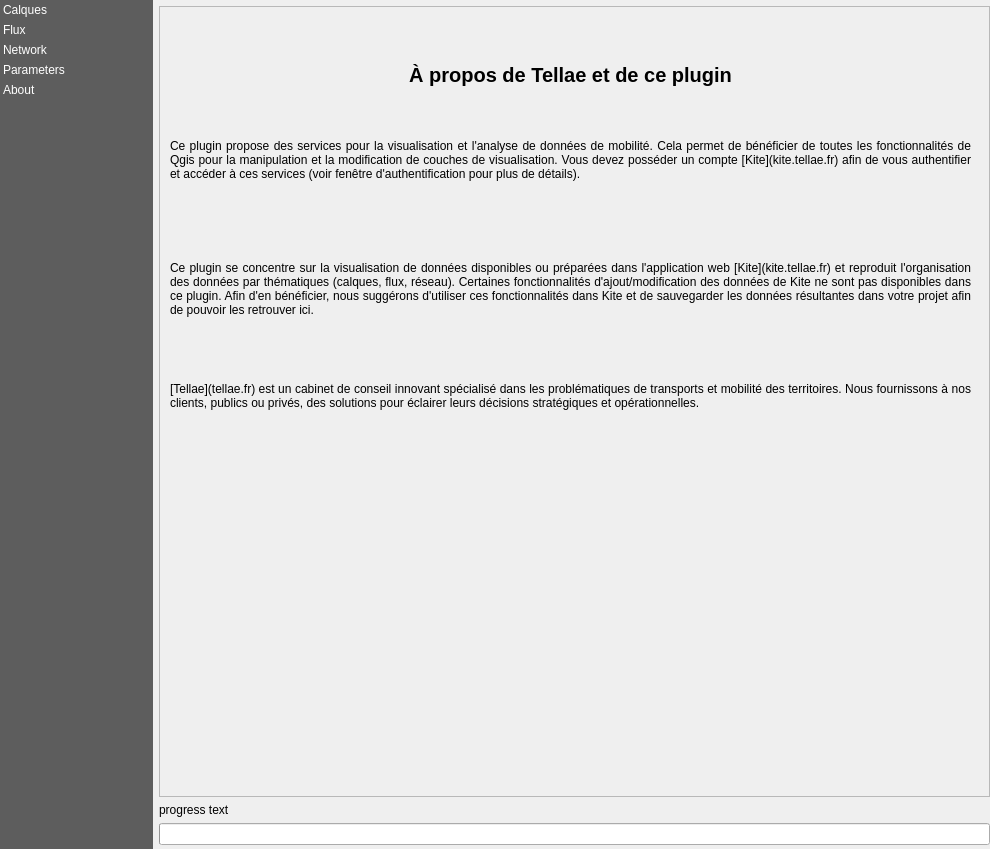
tellae/qgis-tellae-plugin, file tellae/dialogs/main_window.ui: the form before one commit.
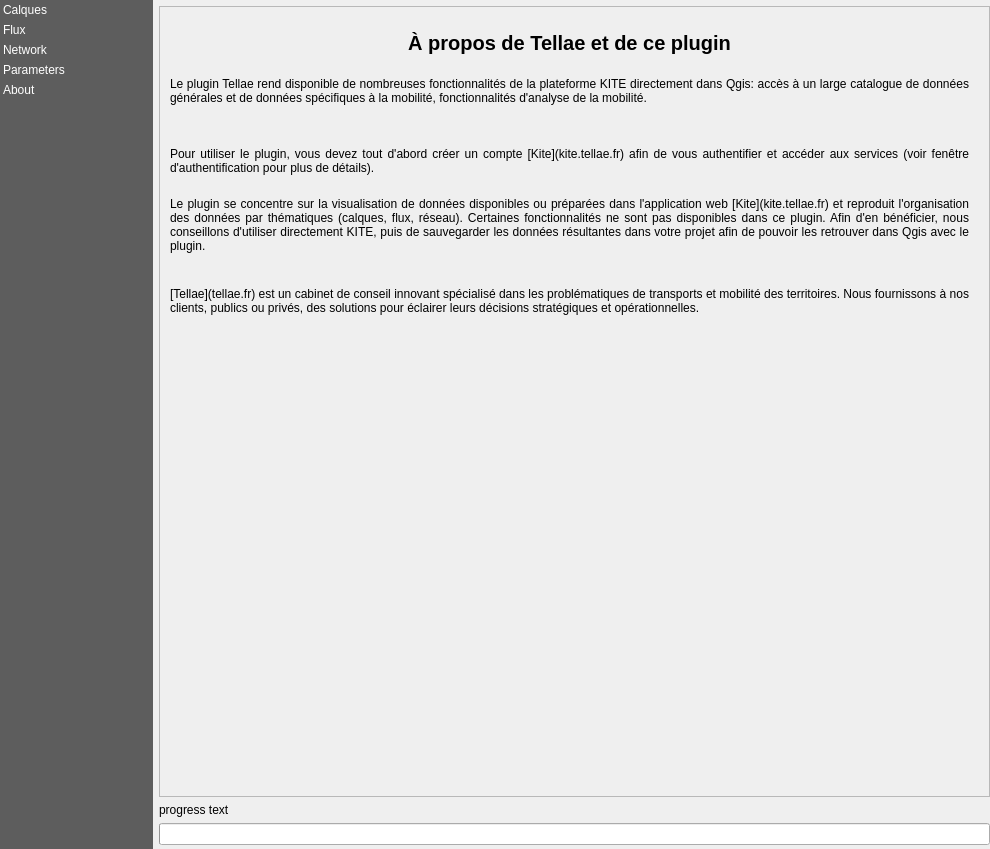
The form after the commit. The open tabs and pages were chosen to show the change. Custom widgets are drawn as their Qt base class.

Commit message: docs: add some tags to the plugin metadata and update about texts (#41)

```diff
--- a/tellae/dialogs/main_window.ui
+++ b/tellae/dialogs/main_window.ui
@@ -653,18 +653,15 @@
             </widget>
            </widget>
            <widget class="QWidget" name="page">
-            <widget class="QWidget" name="verticalLayoutWidget_3">
-             <property name="geometry">
-              <rect>
-               <x>10</x>
-               <y>10</y>
-               <width>801</width>
-               <height>481</height>
-              </rect>
-             </property>
-             <layout class="QVBoxLayout" name="verticalLayout_3">
-              <item>
                <widget class="QLabel" name="label_10">
+             <property name="geometry">
+              <rect>
+               <x>10</x>
+               <y>10</y>
+               <width>799</width>
+               <height>51</height>
+              </rect>
+             </property>
                 <property name="font">
                  <font>
                   <pointsize>15</pointsize>
@@ -682,11 +679,17 @@
                  <bool>true</bool>
                 </property>
                </widget>
-              </item>
-              <item>
                <widget class="QLabel" name="label_6">
+             <property name="geometry">
+              <rect>
+               <x>10</x>
+               <y>70</y>
+               <width>799</width>
+               <height>61</height>
+              </rect>
+             </property>
                 <property name="text">
-                 <string>Ce plugin propose des services pour la visualisation et l'analyse de données de mobilité. Cela permet de bénéficier de toutes les fonctionnalités de Qgis pour la manipulation et la modification de couches de visualisation. Vous devez posséder un compte [Kite](kite.tellae.fr) afin de vous authentifier et accéder à ces services (voir fenêtre d'authentification pour plus de détails).</string>
+              <string>Le plugin Tellae rend disponible de nombreuses fonctionnalités de la plateforme KITE directement dans Qgis: accès à un large catalogue de données générales et de données spécifiques à la mobilité, fonctionnalités d'analyse de la mobilité.</string>
                 </property>
                 <property name="textFormat">
                  <enum>Qt::MarkdownText</enum>
@@ -698,11 +701,17 @@
                  <bool>true</bool>
                 </property>
                </widget>
-              </item>
-              <item>
                <widget class="QLabel" name="label_7">
+             <property name="geometry">
+              <rect>
+               <x>10</x>
+               <y>140</y>
+               <width>799</width>
+               <height>61</height>
+              </rect>
+             </property>
                 <property name="text">
-                 <string>Ce plugin se concentre sur la visualisation de données disponibles ou préparées dans l'application web [Kite](kite.tellae.fr) et reproduit l'organisation des données par thématiques (calques, flux, réseau). Certaines fonctionnalités d'ajout/modification des données de Kite ne sont pas disponibles dans ce plugin. Afin d'en bénéficier, nous suggérons d'utiliser ces fonctionnalités dans Kite et de sauvegarder les données résultantes dans votre projet afin de pouvoir les retrouver ici.</string>
+              <string>Pour utiliser le plugin, vous devez tout d'abord créer un compte [Kite](kite.tellae.fr) afin de vous authentifier et accéder aux services (voir fenêtre d'authentification pour plus de détails).</string>
                 </property>
                 <property name="textFormat">
                  <enum>Qt::MarkdownText</enum>
@@ -714,9 +723,37 @@
                  <bool>true</bool>
                 </property>
                </widget>
-              </item>
-              <item>
-               <widget class="QLabel" name="about_plugin">
+            <widget class="QLabel" name="label_8">
+             <property name="geometry">
+              <rect>
+               <x>10</x>
+               <y>190</y>
+               <width>799</width>
+               <height>101</height>
+              </rect>
+             </property>
+             <property name="text">
+              <string>Le plugin se concentre sur la visualisation de données disponibles ou préparées dans l'application web [Kite](kite.tellae.fr) et reproduit l'organisation des données par thématiques (calques, flux, réseau). Certaines fonctionnalités ne sont pas disponibles dans ce plugin. Afin d'en bénéficier, nous conseillons d'utiliser directement KITE, puis de sauvegarder les données résultantes dans votre projet afin de pouvoir les retrouver dans Qgis avec le plugin.</string>
+             </property>
+             <property name="textFormat">
+              <enum>Qt::MarkdownText</enum>
+             </property>
+             <property name="alignment">
+              <set>Qt::AlignJustify|Qt::AlignTop</set>
+             </property>
+             <property name="wordWrap">
+              <bool>true</bool>
+             </property>
+            </widget>
+            <widget class="QLabel" name="label_11">
+             <property name="geometry">
+              <rect>
+               <x>10</x>
+               <y>280</y>
+               <width>799</width>
+               <height>101</height>
+              </rect>
+             </property>
                 <property name="text">
                  <string>[Tellae](tellae.fr) est un cabinet de conseil innovant spécialisé dans les problématiques de transports et mobilité des territoires. Nous fournissons à nos clients, publics ou privés, des solutions pour éclairer leurs décisions stratégiques et opérationnelles.</string>
                 </property>
@@ -729,9 +766,6 @@
                 <property name="wordWrap">
                  <bool>true</bool>
                 </property>
-               </widget>
-              </item>
-             </layout>
             </widget>
            </widget>
           </widget>
```
Lines whose indentation alone changed are shown as unchanged. The commit also changes 1 other file.
